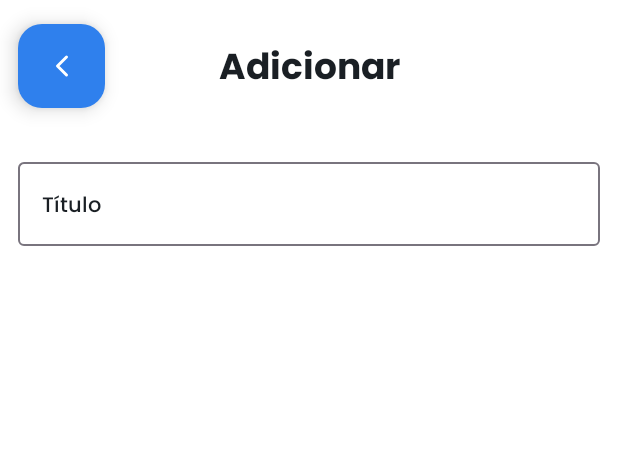
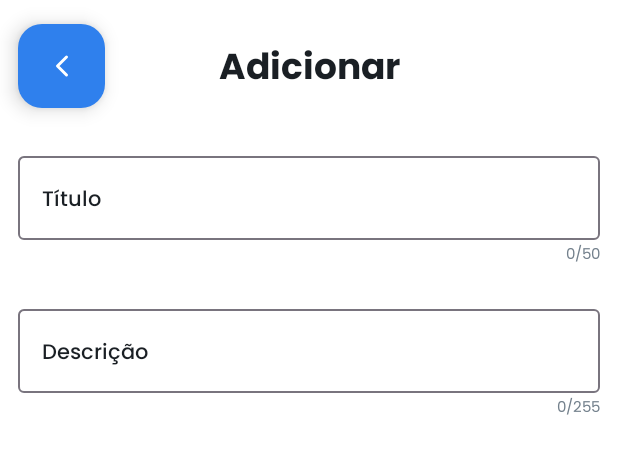
Before and after one commit to matheusjuan1/todolist-android, an Android app built with Jetpack Compose: the @Preview function TaskAddScreenPreview, on a phone screen of 412 x 824 dp. Shown: the top 454 px of the screen. Run offline under Robolectric (Android 15) with nearby library versions, the phone set to English and light mode, and no system bars.

Commit message:
feat: adiciona contador ao TextField

```diff
--- a/app/src/main/java/br/com/matheusjuan/todolist/ui/components/task/TodoTaskForm.kt
+++ b/app/src/main/java/br/com/matheusjuan/todolist/ui/components/task/TodoTaskForm.kt
@@ -1,6 +1,7 @@
 package br.com.matheusjuan.todolist.ui.components.task
 
-import androidx.compose.foundation.layout.Box
+import androidx.compose.foundation.layout.Arrangement
+import androidx.compose.foundation.layout.Column
 import androidx.compose.foundation.layout.fillMaxWidth
 import androidx.compose.runtime.Composable
 import androidx.compose.runtime.getValue
@@ -10,20 +11,32 @@ import androidx.compose.runtime.setValue
 import androidx.compose.ui.Modifier
 import androidx.compose.ui.res.stringResource
 import androidx.compose.ui.tooling.preview.Preview
+import androidx.compose.ui.unit.dp
 import br.com.matheusjuan.todolist.R
 import br.com.matheusjuan.todolist.ui.components.textfield.TodoTextField
 
 @Composable
 fun TodoTaskForm(modifier: Modifier = Modifier) {
     var title by remember { mutableStateOf("") }
+    var description by remember { mutableStateOf("") }
 
-    Box(
-        modifier = modifier.fillMaxWidth()
+    Column(
+        modifier = modifier
+            .fillMaxWidth(),
+        verticalArrangement = Arrangement.spacedBy(22.dp)
     ) {
         TodoTextField(
-            initialText = "",
+            value = title,
             label = stringResource(R.string.title),
-            onValueChange = { }
+            maxChars = 50,
+            onValueChange = { title = it }
+        )
+
+        TodoTextField(
+            value = description,
+            label = stringResource(R.string.description),
+            maxChars = 255,
+            onValueChange = { description = it }
         )
     }
 }
--- a/app/src/main/java/br/com/matheusjuan/todolist/ui/components/textfield/TodoTextField.kt
+++ b/app/src/main/java/br/com/matheusjuan/todolist/ui/components/textfield/TodoTextField.kt
@@ -1,6 +1,10 @@
 package br.com.matheusjuan.todolist.ui.components.textfield
 
+import androidx.compose.foundation.layout.Arrangement
+import androidx.compose.foundation.layout.Column
+import androidx.compose.foundation.layout.Row
 import androidx.compose.foundation.layout.fillMaxWidth
+import androidx.compose.foundation.layout.padding
 import androidx.compose.material3.OutlinedTextField
 import androidx.compose.material3.Text
 import androidx.compose.runtime.Composable
@@ -13,33 +17,38 @@ import androidx.compose.ui.focus.FocusRequester
 import androidx.compose.ui.focus.focusRequester
 import androidx.compose.ui.focus.onFocusChanged
 import androidx.compose.ui.tooling.preview.Preview
+import androidx.compose.ui.unit.dp
 import androidx.compose.ui.unit.sp
 import br.com.matheusjuan.todolist.ui.theme.BlueBase
+import br.com.matheusjuan.todolist.ui.theme.Gray400
 import br.com.matheusjuan.todolist.ui.theme.Gray600
 import br.com.matheusjuan.todolist.ui.theme.Typography
 
 @Composable
 fun TodoTextField(
-    initialText: String = "",
+    value: String,
     label: String = "",
     enabled: Boolean = true,
+    maxChars: Int? = null,
     onValueChange: (String) -> Unit
 ) {
-    var text by remember { mutableStateOf(initialText) }
+
     val focusRequester = remember { FocusRequester() }
     var isFocused by remember { mutableStateOf(false) }
 
+    Column {
         OutlinedTextField(
             modifier = Modifier
                 .fillMaxWidth()
                 .focusRequester(focusRequester)
                 .onFocusChanged { isFocused = it.isFocused },
-        value = text,
+            value = value,
             enabled = enabled,
             textStyle = Typography.bodyMedium,
             onValueChange = {
-            text = it
+                if (maxChars == null || it.length <= maxChars) {
                     onValueChange(it)
+                }
             },
             label = {
                 Text(
@@ -49,14 +58,40 @@ fun TodoTextField(
                 )
             }
         )
+        Row(
+            modifier = Modifier
+                .fillMaxWidth()
+                .padding(top = 2.dp),
+            horizontalArrangement = Arrangement.End
+        ) {
+            if (maxChars != null) {
+                Text(
+                    text = "${value.length}/${maxChars}",
+                    style = Typography.bodySmall.copy(fontSize = 10.sp),
+                    color = Gray400
+                )
+            }
+        }
+    }
 }
 
 @Preview
 @Composable
 private fun TodoTextFieldPreview() {
     TodoTextField(
-        initialText = "",
+        value = "",
         label = "E-mail",
         onValueChange = { }
     )
 }
+
+@Preview
+@Composable
+private fun TodoTextFieldCharsPreview() {
+    TodoTextField(
+        value = "",
+        label = "E-mail",
+        maxChars = 50,
+        onValueChange = { }
+    )
+}
--- a/app/src/main/java/br/com/matheusjuan/todolist/ui/screens/task/TaskAddScreen.kt
+++ b/app/src/main/java/br/com/matheusjuan/todolist/ui/screens/task/TaskAddScreen.kt
@@ -49,7 +49,7 @@ fun TaskAddScreen(
             }
 
             TodoTaskForm(
-                modifier = Modifier.padding(top = 28.dp)
+                modifier = Modifier.padding(top = 24.dp)
             )
         }
     }
--- a/app/src/main/java/br/com/matheusjuan/todolist/ui/screens/task/TaskEditScreen.kt
+++ b/app/src/main/java/br/com/matheusjuan/todolist/ui/screens/task/TaskEditScreen.kt
@@ -49,7 +49,7 @@ fun TaskEditScreen(
             }
 
             TodoTaskForm(
-                modifier = Modifier.padding(top = 28.dp)
+                modifier = Modifier.padding(top = 24.dp)
             )
         }
     }
```
Lines whose indentation alone changed are shown as unchanged.
